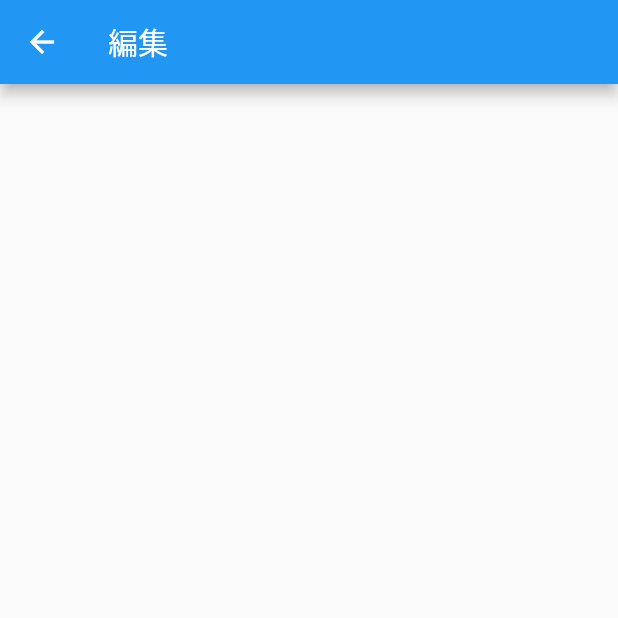
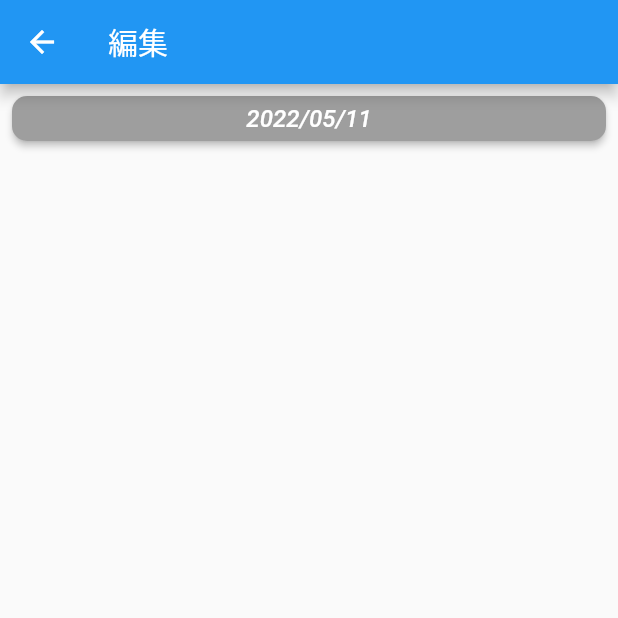
Before and after one commit to shunking-tech/teaching_materials_diary, a Flutter app: the screen it shows after launch, after a tap on the "add" icon, on a phone screen of 412 x 824 dp, the top half of it. Run offline on Flutter 3.47's test engine with Material 2 defaults, Android fonts, the phone set to English and light mode, and no system bars.

Commit message:
編集画面　日付選択ボタン実装

```diff
--- a/lib/main.dart
+++ b/lib/main.dart
@@ -1,4 +1,5 @@
 import 'package:flutter/material.dart';
+import 'package:flutter_localizations/flutter_localizations.dart';
 import 'package:teaching_materials_diary/page/diary_list_page.dart';
 
 void main() {
@@ -12,6 +13,11 @@ class MyApp extends StatelessWidget {
   Widget build(BuildContext context) {
     return const MaterialApp(
       home: DiaryListPage(),
+      localizationsDelegates: [
+        GlobalMaterialLocalizations.delegate,
+        GlobalWidgetsLocalizations.delegate,
+        GlobalCupertinoLocalizations.delegate,
+      ],
     );
   }
 }
--- a/lib/page/edit_diary_page.dart
+++ b/lib/page/edit_diary_page.dart
@@ -1,4 +1,5 @@
 import 'package:flutter/material.dart';
+import 'package:intl/intl.dart';
 
 class EditDiaryPage extends StatefulWidget {
   const EditDiaryPage({Key? key}) : super(key: key);
@@ -8,12 +9,49 @@ class EditDiaryPage extends StatefulWidget {
 }
 
 class _EditDiaryPageState extends State<EditDiaryPage> {
+  DateTime date = DateTime.now();
+
   @override
   Widget build(BuildContext context) {
     return Scaffold(
       appBar: AppBar(
         title: const Text("編集"),
       ),
+      body: Padding(
+        padding: const EdgeInsets.all(8.0),
+        child: Column(
+          children: [
+            SizedBox(
+              width: Size.infinite.width,
+              height: 30,
+              child: ElevatedButton(
+                child: Text(
+                  DateFormat('yyyy/MM/dd').format(date),
+                  style: const TextStyle(fontSize: 16, fontStyle: FontStyle.italic),
+                ),
+                onPressed: () {
+                  showDatePicker(
+                      context: context,
+                      locale: const Locale("ja"),
+                      initialDate: date,
+                      firstDate: DateTime(2020),
+                      lastDate: DateTime.now().add(const Duration(days: 365))
+                  ).then((picked) {
+                    if (picked != null) {
+                      date = picked;
+                      setState(() {});
+                    }
+                  });
+                },
+                style: ElevatedButton.styleFrom(
+                    shape: RoundedRectangleBorder(borderRadius: BorderRadius.circular(10),),
+                    primary: Colors.grey
+                ),
+              ),
+            )
+          ],
+        ),
+      ),
     );
   }
 }
--- a/pubspec.yaml
+++ b/pubspec.yaml
@@ -29,11 +29,14 @@ environment:
 dependencies:
   flutter:
     sdk: flutter
+  flutter_localizations:
+    sdk: flutter
 
 
   # The following adds the Cupertino Icons font to your application.
   # Use with the CupertinoIcons class for iOS style icons.
   cupertino_icons: ^1.0.2
+  intl: ^0.17.0
 
 dev_dependencies:
   flutter_test:
```
Also changed, not shown: pubspec.lock.
